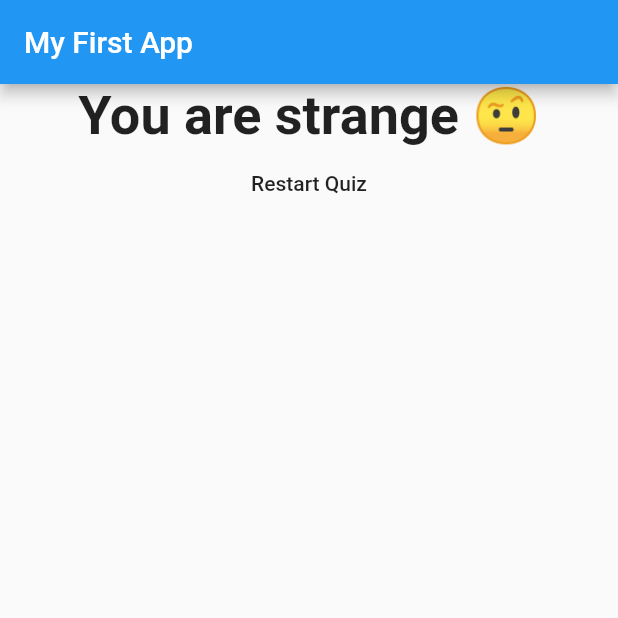
After one commit to matifrancois/First_App_Flutter, a Flutter app: the screen it shows after launch, after a tap on "Black", after a tap on "Dolphin", after a tap on "Saturday", on a phone screen of 412 x 824 dp, the top half of it. The commit adds this screen. Run offline on Flutter 3.47's test engine with Material 2 defaults, Android fonts, the phone set to English and light mode, and no system bars.

Commit message:
my first app working!!!

```diff
--- a/lib/main.dart
+++ b/lib/main.dart
@@ -1,6 +1,6 @@
 import 'package:flutter/material.dart';
-import 'question.dart';
-import 'answer.dart';
+import 'quiz.dart';
+import 'result.dart';
 
 void main() {
   runApp(MyApp());
@@ -15,29 +15,57 @@ class MyApp extends StatefulWidget {
 
 class MyAppState extends State<MyApp> {
   var _questionIndex = 0;
-
-  var _questions = [
+  var _totalScore = 0;
+  final _questions = const [
     {
       'questionText': 'What\'s your favorite color?',
-      'answers': ['Black', 'Red', 'Green', 'White']
+      'answers': [
+        {'text': 'Black', 'score': 10},
+        {'text': 'Red', 'score': 5},
+        {'text': 'Green', 'score': 3},
+        {'text': 'White', 'score': 1}
+      ]
     },
     {
       'questionText': 'What\'s your favorite animal?',
-      'answers': ['Cat', 'Dolphin', 'Parrot', 'Dog']
+      'answers': [
+        {'text': 'Snake', 'score': 10},
+        {'text': 'Dolphin', 'score': 3},
+        {'text': 'Parrot', 'score': 6},
+        {'text': 'Dog', 'score': 1}
+      ]
     },
     {
       'questionText': 'What\'s your favorite day?',
-      'answers': ['Monday', 'Friday', 'Saturday', 'Sunday']
+      'answers': [
+        {'text': 'Monday', 'score': 10},
+        {'text': 'Friday', 'score': 3},
+        {'text': 'Saturday', 'score': 4},
+        {'text': 'Sunday', 'score': 1}
+      ]
     },
   ];
+
   //Metodo de la clase
-  void _answerQuestion() {
+  void _answerQuestion(int score) {
     //setState esta ahi para que sea reactivo es decir que se actualice la
     //visualizacion de la app.
+    _totalScore += score;
+    if (_questionIndex < _questions.length - 1) {
+      print('chosen!');
+    } else {
+      print('We dont have more questions for you');
+    }
     setState(() {
       _questionIndex = _questionIndex + 1;
     });
-    print('Blue chosen!');
+  }
+
+  void _resetQuiz() {
+    setState(() {
+      _questionIndex = 0;
+      _totalScore = 0;
+    });
   }
 
   //Necesario para flutter
@@ -48,25 +76,19 @@ class MyAppState extends State<MyApp> {
         appBar: AppBar(
           title: Text('My First App'),
         ),
-        body: Column(
-          children: [
-            Question(
-              _questions[_questionIndex]['questionText'],
-            ),
-            //"as list of strings" es necesario para indicarle a visual que sabes
-            //de lo que estas hablando y que no te tire error (el no sabe de que hablas)
-            //.map te permite recorrer todos los elementos de la lista y para c/u
-            //realizar una funcion determinada.
-            //los 3 puntitos lo que hacen es que toman una lista y sacan los valores
-            //de esa lista y crean una nueva lista, esto sirve para por ejemplo
-            //evitar problemas con tener lista de listas.
-            ...(_questions[_questionIndex]['answers'] as List<String>)
-                .map((answer) {
-              return Answer(_answerQuestion, answer);
-            }).toList()
-            //.toList() indica que lo queres convertir a lista.
-          ],
-        ),
+        //aqui hay una expresion ternaria que funciona como un if, un if ahi no lo
+        // podria meter pero de ultima un flag en un if aparte podria funcionar.
+        body: _questionIndex < _questions.length
+            ?
+            //caso verdadero:
+            Quiz(
+                answerQuestion: _answerQuestion,
+                questionIndex: _questionIndex,
+                questions: _questions,
+              )
+            :
+            //caso falso:
+            Result(_totalScore, _resetQuiz),
       ),
     );
   }
--- /dev/null
+++ b/lib/quiz.dart
@@ -0,0 +1,38 @@
+import 'package:flutter/material.dart';
+import 'question.dart';
+import 'answer.dart';
+
+class Quiz extends StatelessWidget {
+  final Function answerQuestion;
+  final int questionIndex;
+  final List<Map<String, Object>> questions;
+
+  Quiz(
+      {@required this.questions,
+      @required this.answerQuestion,
+      @required this.questionIndex});
+
+  @override
+  Widget build(BuildContext context) {
+    return Column(
+      children: [
+        Question(
+          questions[questionIndex]['questionText'],
+        ),
+        //"as list of strings" es necesario para indicarle a visual que sabes
+        //de lo que estas hablando y que no te tire error (el no sabe de que hablas)
+        //.map te permite recorrer todos los elementos de la lista y para c/u
+        //realizar una funcion determinada.
+        //los 3 puntitos lo que hacen es que toman una lista y sacan los valores
+        //de esa lista y crean una nueva lista, esto sirve para por ejemplo
+        //evitar problemas con tener lista de listas.
+        ...(questions[questionIndex]['answers'] as List<Map<String, Object>>)
+            .map((answer) {
+          //tengo que crear una funcion anonymus para poder pasarle parametros a answerQuestion en main.
+          return Answer(() => answerQuestion(answer['score']), answer['text']);
+        }).toList()
+        //.toList() indica que lo queres convertir a lista.
+      ],
+    );
+  }
+}
--- /dev/null
+++ b/lib/result.dart
@@ -0,0 +1,43 @@
+import 'package:flutter/material.dart';
+
+class Result extends StatelessWidget {
+  final int resultScore;
+  final Function resetHandler;
+
+  Result(this.resultScore, this.resetHandler);
+
+  String get resultPhrase {
+    String resultText;
+    if (resultScore <= 8) {
+      resultText = 'You are very normal 🙄';
+    } else if (resultScore <= 12) {
+      resultText = 'You are normal 😐';
+    } else if (resultScore <= 16) {
+      resultText = 'You are quite strange 🤔';
+    } else if (resultScore <= 20) {
+      resultText = 'You are strange 🤨';
+    } else if (resultScore <= 30) {
+      resultText = 'You are ... very strange 😲';
+    }
+    return resultText;
+  }
+
+  @override
+  Widget build(BuildContext context) {
+    return Center(
+      child: Column(
+        children: [
+          Text(
+            resultPhrase,
+            style: TextStyle(fontSize: 36, fontWeight: FontWeight.bold),
+            textAlign: TextAlign.center,
+          ),
+          FlatButton(
+            child: Text('Restart Quiz'),
+            onPressed: resetHandler,
+          )
+        ],
+      ),
+    );
+  }
+}
```
